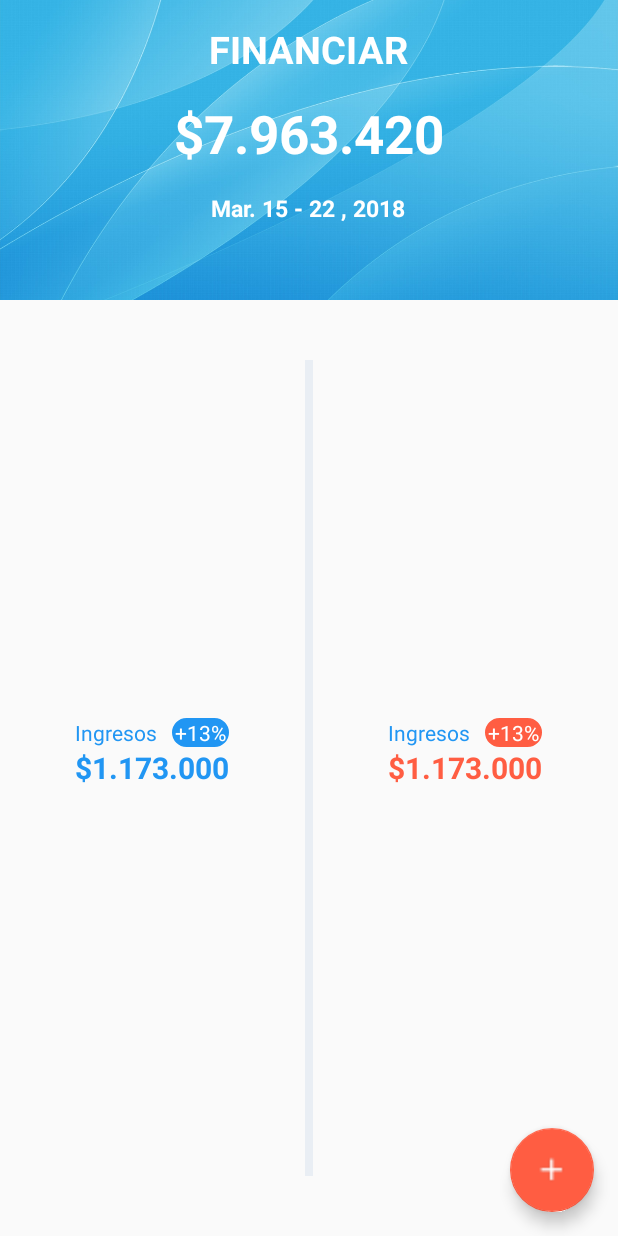
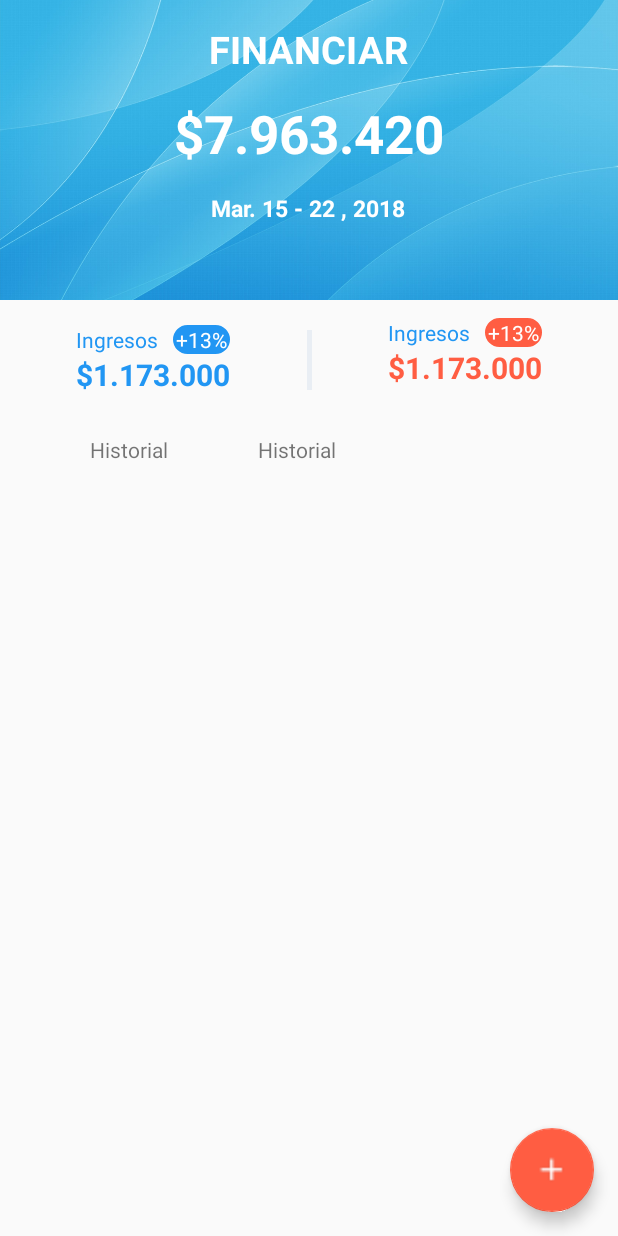
Before and after one commit to camilolozano/QuizCamiloLozanoDeLeonI023111, an Android app: the screen it shows after launch (MainActivity), on a phone screen of 412 x 824 dp. Run offline under Robolectric (Android 15) with nearby library versions, the phone set to English and light mode, and no system bars.

Commit message:
add inicio cuart seccion

```diff
--- a/app/src/main/res/layout/activity_main.xml
+++ b/app/src/main/res/layout/activity_main.xml
@@ -66,16 +66,13 @@
 
         <LinearLayout
             android:layout_width="match_parent"
-            android:layout_height="match_parent"
-            android:layout_weight="1"
-            android:orientation="horizontal"
-            >
+            android:layout_height="90dp"
+            android:orientation="horizontal">
 
             <RelativeLayout
                android:layout_weight="1"
                android:layout_width="match_parent"
-               android:layout_height="match_parent"
-               >
+               android:layout_height="100dp">
 
                <TextView
                    android:id="@+id/ingresos"
@@ -114,16 +111,16 @@
 
            </RelativeLayout>
             <View
-                android:layout_width="5dp"
+                android:layout_width="3dp"
                 android:layout_height="wrap_content"
                 android:background="@color/colorGray"
-                android:layout_marginBottom="40dp"
-                android:layout_marginTop="40dp"
+                android:layout_marginBottom="30dp"
+                android:layout_marginTop="20dp"
                 />
             <RelativeLayout
                 android:layout_weight="1"
                 android:layout_width="match_parent"
-                android:layout_height="match_parent"
+                android:layout_height="wrap_content"
                 >
 
                 <RelativeLayout
@@ -173,6 +170,31 @@
 
         </LinearLayout>
 
+        <LinearLayout
+            android:layout_width="match_parent"
+            android:layout_height="30dp"
+            >
+            <TextView
+                android:layout_width="wrap_content"
+                android:layout_height="wrap_content"
+                android:text="@string/historial"
+                android:paddingLeft="60dp"
+                />
+
+            <RelativeLayout
+                android:layout_width="wrap_content"
+                android:layout_height="wrap_content">
+                <TextView
+                    android:layout_width="wrap_content"
+                    android:layout_height="wrap_content"
+                    android:text="@string/historial"
+                    android:paddingLeft="60dp"
+                    />
+
+            </RelativeLayout>
+
+        </LinearLayout>
+
     </LinearLayout>
 
 
--- a/app/src/main/res/values/strings.xml
+++ b/app/src/main/res/values/strings.xml
@@ -9,4 +9,5 @@
     <string name="ingresos">Ingresos</string>
     <string name="procentajeZ">+13%</string>
     <string name="valor_ingreso">$1.173.000</string>
+    <string name="historial">Historial</string>
 </resources>
```
